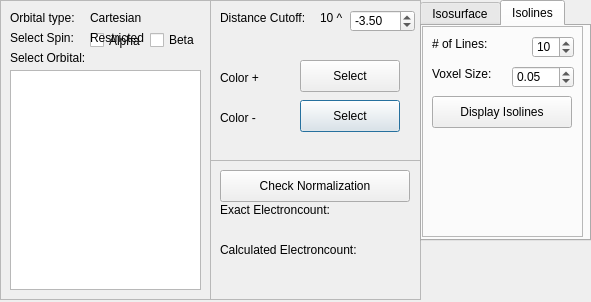
The window that src/molara/gui/mos_dialog.ui (Molara-Lab/Molara) describes before a commit, drawn with Qt 5.
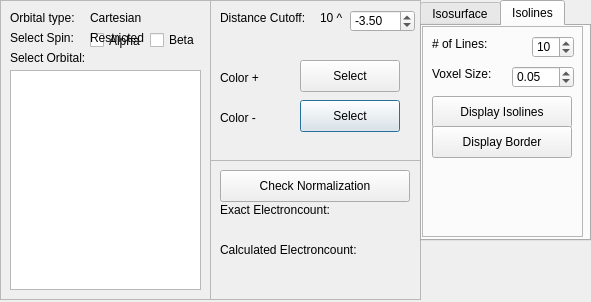
The same window after the commit. The open tabs and pages were chosen to show the change.

Commit message: Add border for isoline grid

```diff
--- a/src/molara/gui/mos_dialog.ui
+++ b/src/molara/gui/mos_dialog.ui
@@ -630,6 +630,19 @@
        <double>0.050000000000000</double>
       </property>
      </widget>
+     <widget class="QPushButton" name="displayIsolineBorderButton">
+      <property name="geometry">
+       <rect>
+        <x>10</x>
+        <y>100</y>
+        <width>140</width>
+        <height>32</height>
+       </rect>
+      </property>
+      <property name="text">
+       <string>Display Border</string>
+      </property>
+     </widget>
     </widget>
    </widget>
   </widget>
```
Left out of the diff: 2 changed lines with no effect on the pictures. The commit also changes 2 other files.
